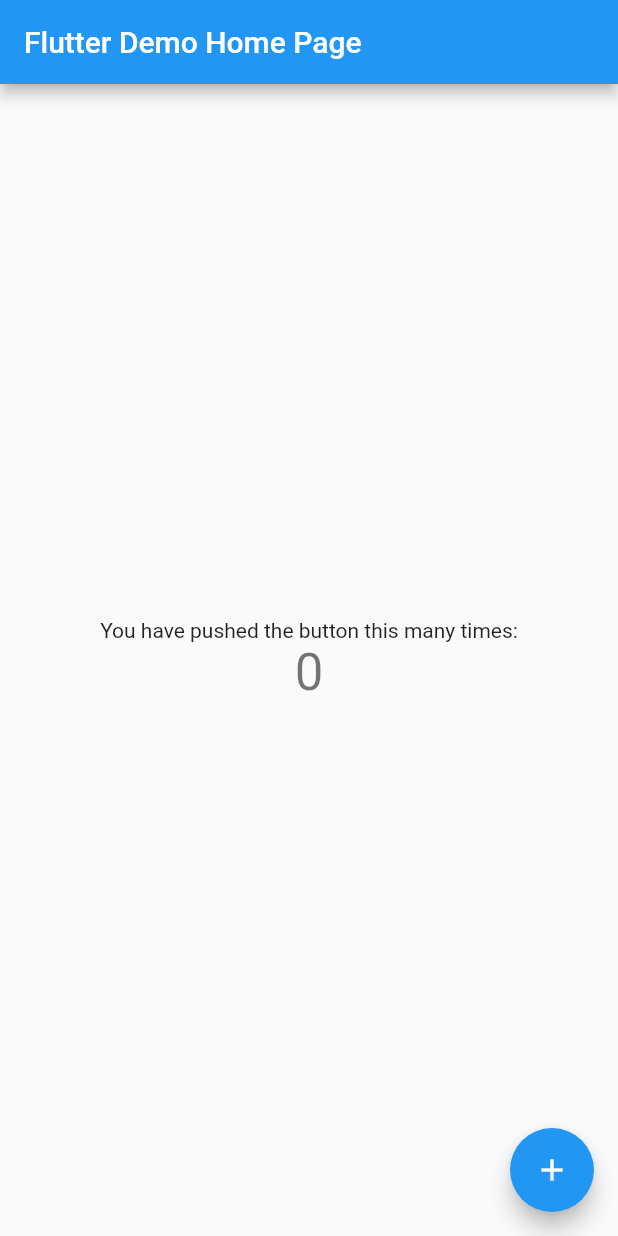
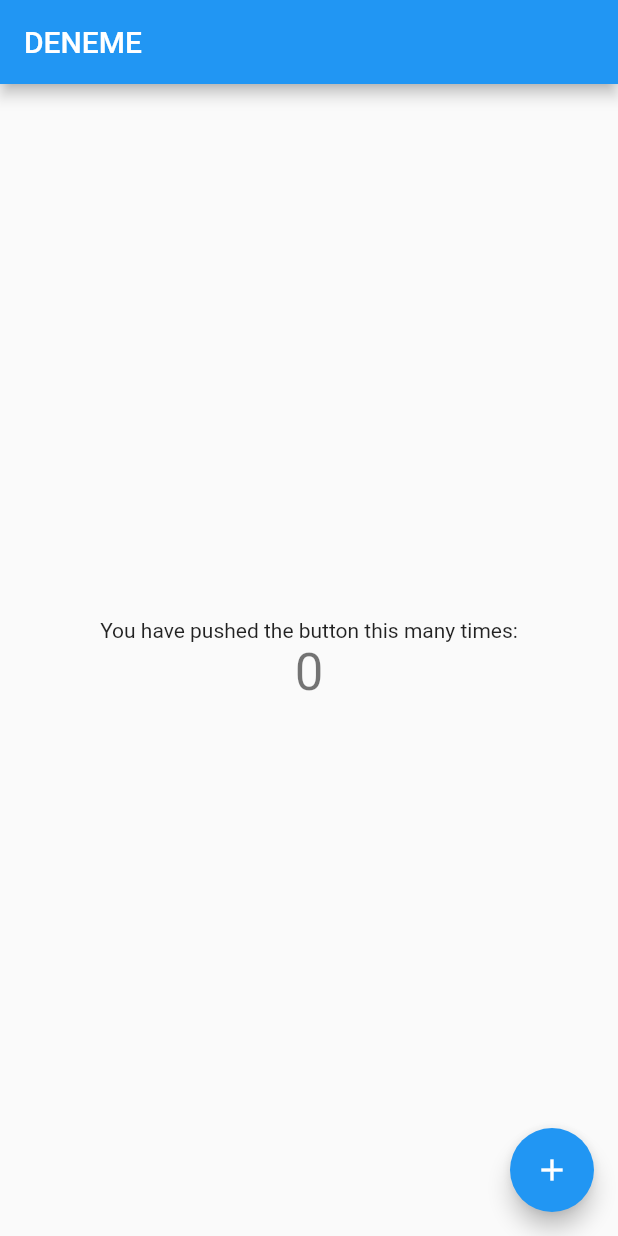
Before and after one commit to berkanergil/activitoo, a Flutter app: the screen it shows after launch, on a phone screen of 412 x 824 dp. Run offline on Flutter 3.47's test engine with Material 2 defaults, Android fonts, the phone set to English and light mode, and no system bars.

Commit message:
first test

```diff
--- a/lib/main.dart
+++ b/lib/main.dart
@@ -22,7 +22,7 @@ class MyApp extends StatelessWidget {
         // is not restarted.
         primarySwatch: Colors.blue,
       ),
-      home: MyHomePage(title: 'Flutter Demo Home Page'),
+      home: MyHomePage(title: 'DENEME'),
     );
   }
 }
```
Also changed, not shown: pubspec.lock.
